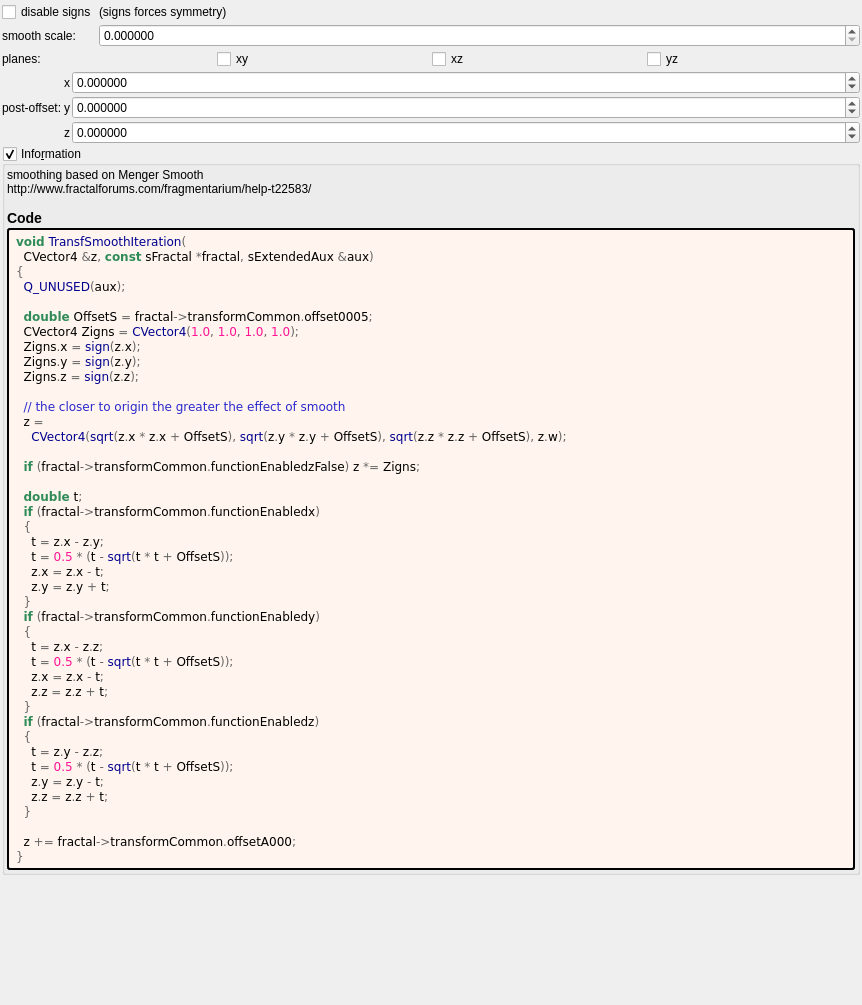
Old version of the form mandelbulber2/formula/ui/transf_smooth.ui in the repository irinox-ctrl/mandelbulber2.
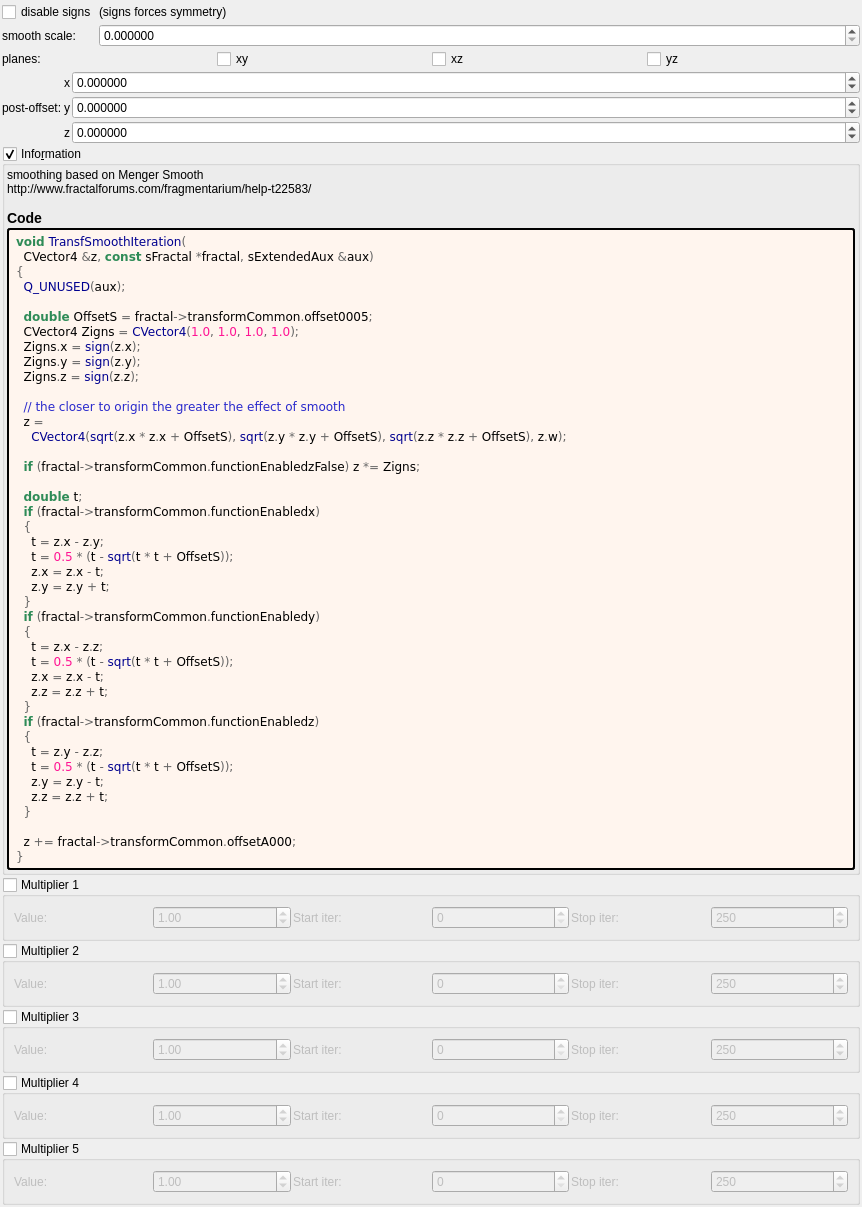
New version of the form. Custom widgets are drawn as their Qt base class.

Commit message:
feat: add 5 general-purpose multipliers to all 1007 fractal formulas
Each multiplier has:
- Checkbox (OFF by default)
- Value spinbox (default 1.0, range -100 to 100)
- Iteration start/stop range

Logic: z *= value; DE *= |value|;

Uses existing transformCommon parameters:
- Checkboxes: functionEnabledBx/By/Bz/Bw/CzFalse
- Values: scale4/5/6/8/16
- Ranges: startIterationsB-F/stopIterationsB-F

Modified 1007 .cpp (CPU), 1006 .cl (GPU), 1023 .ui files.
Both source (formula/) and deploy (deploy/share/) copies updated.

What changed in the file:
```diff
--- a/mandelbulber2/formula/ui/transf_smooth.ui
+++ b/mandelbulber2/formula/ui/transf_smooth.ui
@@ -377,6 +377,192 @@
      </layout>
     </widget>
    </item>
+   <item>
+    <widget class="MyGroupBox" name="groupCheck_transf_function_enabledBx_false">
+     <property name="title"><string>Multiplier 1</string></property>
+     <property name="checkable"><bool>true</bool></property>
+     <property name="checked"><bool>false</bool></property>
+     <layout class="QGridLayout" name="gridLayout_mult1">
+      <property name="spacing"><number>2</number></property>
+      <item row="0" column="0">
+       <widget class="QLabel"><property name="text"><string>Value:</string></property></widget>
+      </item>
+      <item row="0" column="1">
+       <widget class="MyDoubleSpinBox" name="spinbox_transf_scale_4">
+        <property name="minimum"><double>-100.0</double></property><property name="maximum"><double>100.0</double></property>
+        <property name="singleStep"><double>0.01</double></property><property name="value"><double>1.0</double></property>
+       </widget>
+      </item>
+      <item row="0" column="2">
+       <widget class="QLabel"><property name="text"><string>Start iter:</string></property></widget>
+      </item>
+      <item row="0" column="3">
+       <widget class="MySpinBox" name="spinboxInt_transf_start_iterations_B">
+        <property name="minimum"><number>0</number></property><property name="maximum"><number>10000</number></property>
+        <property name="value"><number>0</number></property>
+       </widget>
+      </item>
+      <item row="0" column="4">
+       <widget class="QLabel"><property name="text"><string>Stop iter:</string></property></widget>
+      </item>
+      <item row="0" column="5">
+       <widget class="MySpinBox" name="spinboxInt_transf_stop_iterations_B">
+        <property name="minimum"><number>0</number></property><property name="maximum"><number>10000</number></property>
+        <property name="value"><number>250</number></property>
+       </widget>
+      </item>
+     </layout>
+    </widget>
+   </item>
+   <item>
+    <widget class="MyGroupBox" name="groupCheck_transf_function_enabledBy_false">
+     <property name="title"><string>Multiplier 2</string></property>
+     <property name="checkable"><bool>true</bool></property>
+     <property name="checked"><bool>false</bool></property>
+     <layout class="QGridLayout" name="gridLayout_mult2">
+      <property name="spacing"><number>2</number></property>
+      <item row="0" column="0">
+       <widget class="QLabel"><property name="text"><string>Value:</string></property></widget>
+      </item>
+      <item row="0" column="1">
+       <widget class="MyDoubleSpinBox" name="spinbox_transf_scale_5">
+        <property name="minimum"><double>-100.0</double></property><property name="maximum"><double>100.0</double></property>
+        <property name="singleStep"><double>0.01</double></property><property name="value"><double>1.0</double></property>
+       </widget>
+      </item>
+      <item row="0" column="2">
+       <widget class="QLabel"><property name="text"><string>Start iter:</string></property></widget>
+      </item>
+      <item row="0" column="3">
+       <widget class="MySpinBox" name="spinboxInt_transf_start_iterations_C">
+        <property name="minimum"><number>0</number></property><property name="maximum"><number>10000</number></property>
+        <property name="value"><number>0</number></property>
+       </widget>
+      </item>
+      <item row="0" column="4">
+       <widget class="QLabel"><property name="text"><string>Stop iter:</string></property></widget>
+      </item>
+      <item row="0" column="5">
+       <widget class="MySpinBox" name="spinboxInt_transf_stop_iterations_C">
+        <property name="minimum"><number>0</number></property><property name="maximum"><number>10000</number></property>
+        <property name="value"><number>250</number></property>
+       </widget>
+      </item>
+     </layout>
+    </widget>
+   </item>
+   <item>
+    <widget class="MyGroupBox" name="groupCheck_transf_function_enabledBz_false">
+     <property name="title"><string>Multiplier 3</string></property>
+     <property name="checkable"><bool>true</bool></property>
+     <property name="checked"><bool>false</bool></property>
+     <layout class="QGridLayout" name="gridLayout_mult3">
+      <property name="spacing"><number>2</number></property>
+      <item row="0" column="0">
+       <widget class="QLabel"><property name="text"><string>Value:</string></property></widget>
+      </item>
+      <item row="0" column="1">
+       <widget class="MyDoubleSpinBox" name="spinbox_transf_scale_6">
+        <property name="minimum"><double>-100.0</double></property><property name="maximum"><double>100.0</double></property>
+        <property name="singleStep"><double>0.01</double></property><property name="value"><double>1.0</double></property>
+       </widget>
+      </item>
+      <item row="0" column="2">
+       <widget class="QLabel"><property name="text"><string>Start iter:</string></property></widget>
+      </item>
+      <item row="0" column="3">
+       <widget class="MySpinBox" name="spinboxInt_transf_start_iterations_D">
+        <property name="minimum"><number>0</number></property><property name="maximum"><number>10000</number></property>
+        <property name="value"><number>0</number></property>
+       </widget>
+      </item>
+      <item row="0" column="4">
+       <widget class="QLabel"><property name="text"><string>Stop iter:</string></property></widget>
+      </item>
+      <item row="0" column="5">
+       <widget class="MySpinBox" name="spinboxInt_transf_stop_iterations_D">
+        <property name="minimum"><number>0</number></property><property name="maximum"><number>10000</number></property>
+        <property name="value"><number>250</number></property>
+       </widget>
+      </item>
+     </layout>
+    </widget>
+   </item>
+   <item>
+    <widget class="MyGroupBox" name="groupCheck_transf_function_enabledBw_false">
+     <property name="title"><string>Multiplier 4</string></property>
+     <property name="checkable"><bool>true</bool></property>
+     <property name="checked"><bool>false</bool></property>
+     <layout class="QGridLayout" name="gridLayout_mult4">
+      <property name="spacing"><number>2</number></property>
+      <item row="0" column="0">
+       <widget class="QLabel"><property name="text"><string>Value:</string></property></widget>
+      </item>
+      <item row="0" column="1">
+       <widget class="MyDoubleSpinBox" name="spinbox_transf_scale_8">
+        <property name="minimum"><double>-100.0</double></property><property name="maximum"><double>100.0</double></property>
+        <property name="singleStep"><double>0.01</double></property><property name="value"><double>1.0</double></property>
+       </widget>
+      </item>
+      <item row="0" column="2">
+       <widget class="QLabel"><property name="text"><string>Start iter:</string></property></widget>
+      </item>
+      <item row="0" column="3">
+       <widget class="MySpinBox" name="spinboxInt_transf_start_iterations_E">
+        <property name="minimum"><number>0</number></property><property name="maximum"><number>10000</number></property>
+        <property name="value"><number>0</number></property>
+       </widget>
+      </item>
+      <item row="0" column="4">
+       <widget class="QLabel"><property name="text"><string>Stop iter:</string></property></widget>
+      </item>
+      <item row="0" column="5">
+       <widget class="MySpinBox" name="spinboxInt_transf_stop_iterations_E">
+        <property name="minimum"><number>0</number></property><property name="maximum"><number>10000</number></property>
+        <property name="value"><number>250</number></property>
+       </widget>
+      </item>
+     </layout>
+    </widget>
+   </item>
+   <item>
+    <widget class="MyGroupBox" name="groupCheck_transf_function_enabledCz_false">
+     <property name="title"><string>Multiplier 5</string></property>
+     <property name="checkable"><bool>true</bool></property>
+     <property name="checked"><bool>false</bool></property>
+     <layout class="QGridLayout" name="gridLayout_mult5">
+      <property name="spacing"><number>2</number></property>
+      <item row="0" column="0">
+       <widget class="QLabel"><property name="text"><string>Value:</string></property></widget>
+      </item>
+      <item row="0" column="1">
+       <widget class="MyDoubleSpinBox" name="spinbox_transf_scale_16">
+        <property name="minimum"><double>-100.0</double></property><property name="maximum"><double>100.0</double></property>
+        <property name="singleStep"><double>0.01</double></property><property name="value"><double>1.0</double></property>
+       </widget>
+      </item>
+      <item row="0" column="2">
+       <widget class="QLabel"><property name="text"><string>Start iter:</string></property></widget>
+      </item>
+      <item row="0" column="3">
+       <widget class="MySpinBox" name="spinboxInt_transf_start_iterations_F">
+        <property name="minimum"><number>0</number></property><property name="maximum"><number>10000</number></property>
+        <property name="value"><number>0</number></property>
+       </widget>
+      </item>
+      <item row="0" column="4">
+       <widget class="QLabel"><property name="text"><string>Stop iter:</string></property></widget>
+      </item>
+      <item row="0" column="5">
+       <widget class="MySpinBox" name="spinboxInt_transf_stop_iterations_F">
+        <property name="minimum"><number>0</number></property><property name="maximum"><number>10000</number></property>
+        <property name="value"><number>250</number></property>
+       </widget>
+      </item>
+     </layout>
+    </widget>
+   </item>
+
    <item>
     <spacer name="verticalSpacer">
      <property name="orientation">
@@ -409,6 +595,11 @@
    <extends>QDoubleSpinBox</extends>
    <header>my_double_spin_box.h</header>
   </customwidget>
+   <customwidget>
+   <class>MySpinBox</class>
+   <extends>QSpinBox</extends>
+   <header>my_spin_box.h</header>
+  </customwidget>
  </customwidgets>
  <tabstops>
   <tabstop>groupCheck_info</tabstop>
```
The commit also changes 3972 other files.
